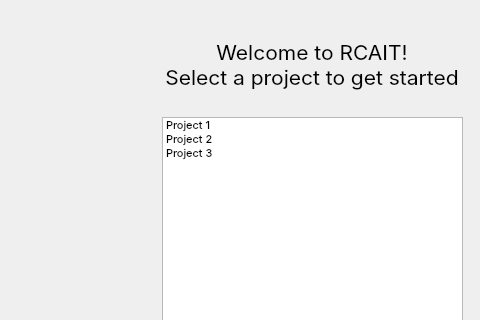
First picture: the form in startwidget.ui, repository Joensw/RCAIT, before the edit; both pictures show x 0 to 480 and y 0 to 320 of the 624 by 448 pixel window.
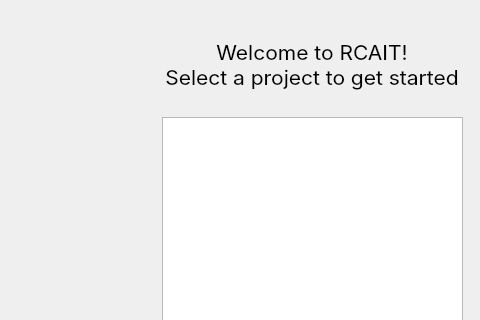
Second picture: the form after the edit. Icons and pictures are not drawn. Custom widgets are drawn as their Qt base class.

Commit message: Remove dummy projects from startwidget.ui

```diff
--- a/startwidget.ui
+++ b/startwidget.ui
@@ -90,36 +90,6 @@
           <string notr="true">selection-color: rgb(0, 0, 0);
 selection-background-color: rgb(255, 255, 255);</string>
          </property>
-         <item>
-          <property name="text">
-           <string>Project 1</string>
-          </property>
-          <property name="icon">
-           <iconset>
-            <selectedon>:/Resources/TaskIcons/Task_Empty.svg</selectedon>
-           </iconset>
-          </property>
-         </item>
-         <item>
-          <property name="text">
-           <string>Project 2</string>
-          </property>
-          <property name="icon">
-           <iconset>
-            <selectedon>:/Resources/TaskIcons/Task_Empty.svg</selectedon>
-           </iconset>
-          </property>
-         </item>
-         <item>
-          <property name="text">
-           <string>Project 3</string>
-          </property>
-          <property name="icon">
-           <iconset>
-            <selectedon>:/Resources/TaskIcons/Task_Empty.svg</selectedon>
-           </iconset>
-          </property>
-         </item>
         </widget>
        </item>
        <item>
```
